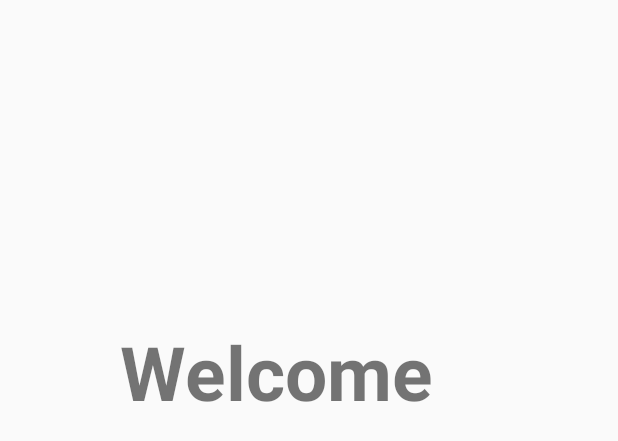
After one commit to P-Weller/OYP, an Android app: the layout activity_login2.xml on its own in the app's theme, with its tools: preview values and no code run, on a phone screen of 412 x 824 dp. The commit adds this screen. Shown: the top 441 px of the screen. Run offline under Robolectric (Android 15) with nearby library versions, the phone set to English and light mode, and no system bars.

Commit message:
LoginActivity extended

```diff
--- /dev/null
+++ b/app/src/main/res/layout/activity_login2.xml
@@ -0,0 +1,25 @@
+<?xml version="1.0" encoding="utf-8"?>
+<android.support.constraint.ConstraintLayout
+    xmlns:android="http://schemas.android.com/apk/res/android"
+    xmlns:tools="http://schemas.android.com/tools"
+    android:layout_width="match_parent"
+    android:layout_height="match_parent">
+
+    xmlns:app="http://schemas.android.com/apk/res-auto"
+    xmlns:tools="http://schemas.android.com/tools"
+    android:layout_width="match_parent"
+    android:layout_height="match_parent"
+
+    <TextView
+        android:layout_width="368dp"
+        android:layout_height="495dp"
+        android:text="Welcome"
+        android:textSize="50dp"
+        android:id="@+id/name"
+        android:gravity="center"
+        android:textStyle="bold"
+        tools:ignore="MissingConstraints" />
+        //tools:layout_editor_absoluteY="0dp"
+        //tools:layout_editor_absoluteX="0dp"
+
+</android.support.constraint.ConstraintLayout>
```
Also changed, not shown: app/src/main/java/com/example/oyp/ConnectionClass.java (+38 -0 lines), app/src/main/java/com/example/oyp/Login2Activity.java (added, +26 -0 lines), app/src/main/java/com/example/oyp/LoginActivity.java (+107 -0 lines).
